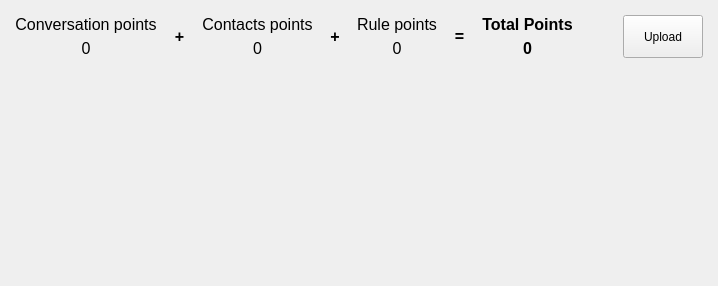
First picture: the form in src/chatbot/front-end/scorewidget.ui, repository lvklabs/chatbot, before the edit.
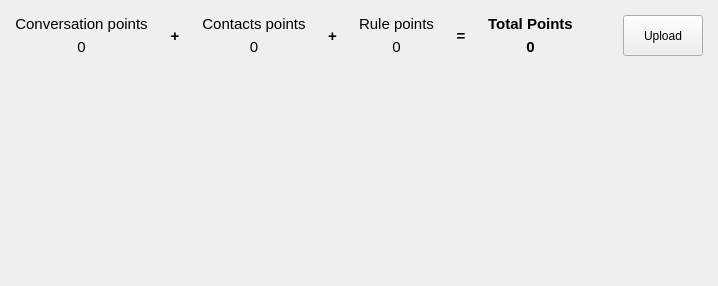
Second picture: the form after the edit. Icons and pictures are not drawn.

Commit message: New look & feel for 'connect' tab. Decreased font size in ScoreWidget

The edit to the form file:
```diff
--- a/src/chatbot/front-end/scorewidget.ui
+++ b/src/chatbot/front-end/scorewidget.ui
@@ -24,7 +24,7 @@
     <widget class="QLabel" name="convPointsLabel">
      <property name="font">
       <font>
-       <pointsize>12</pointsize>
+       <pointsize>11</pointsize>
        <weight>50</weight>
        <bold>false</bold>
       </font>
@@ -41,7 +41,7 @@
     <widget class="QLabel" name="convPointsValue">
      <property name="font">
       <font>
-       <pointsize>12</pointsize>
+       <pointsize>11</pointsize>
        <weight>50</weight>
        <bold>false</bold>
       </font>
@@ -58,7 +58,7 @@
     <widget class="QLabel" name="labelPlus2">
      <property name="font">
       <font>
-       <pointsize>12</pointsize>
+       <pointsize>11</pointsize>
        <weight>75</weight>
        <bold>true</bold>
       </font>
@@ -75,7 +75,7 @@
     <widget class="QLabel" name="labelEq">
      <property name="font">
       <font>
-       <pointsize>12</pointsize>
+       <pointsize>11</pointsize>
        <weight>75</weight>
        <bold>true</bold>
       </font>
@@ -92,7 +92,7 @@
     <widget class="QLabel" name="totalPointsLabel">
      <property name="font">
       <font>
-       <pointsize>12</pointsize>
+       <pointsize>11</pointsize>
        <weight>75</weight>
        <bold>true</bold>
       </font>
@@ -109,7 +109,7 @@
     <widget class="QLabel" name="totalPointsValue">
      <property name="font">
       <font>
-       <pointsize>12</pointsize>
+       <pointsize>11</pointsize>
        <weight>75</weight>
        <bold>true</bold>
       </font>
@@ -171,7 +171,7 @@
     <widget class="QLabel" name="rulePointsLabel">
      <property name="font">
       <font>
-       <pointsize>12</pointsize>
+       <pointsize>11</pointsize>
        <weight>50</weight>
        <bold>false</bold>
       </font>
@@ -188,7 +188,7 @@
     <widget class="QLabel" name="contactsPointsLabel">
      <property name="font">
       <font>
-       <pointsize>12</pointsize>
+       <pointsize>11</pointsize>
        <weight>50</weight>
        <bold>false</bold>
       </font>
@@ -205,7 +205,7 @@
     <widget class="QLabel" name="contactsPointsValue">
      <property name="font">
       <font>
-       <pointsize>12</pointsize>
+       <pointsize>11</pointsize>
        <weight>50</weight>
        <bold>false</bold>
       </font>
@@ -222,7 +222,7 @@
     <widget class="QLabel" name="labelPlus1">
      <property name="font">
       <font>
-       <pointsize>12</pointsize>
+       <pointsize>11</pointsize>
        <weight>75</weight>
        <bold>true</bold>
       </font>
@@ -252,7 +252,7 @@
     <widget class="QLabel" name="rulePointsValue">
      <property name="font">
       <font>
-       <pointsize>12</pointsize>
+       <pointsize>11</pointsize>
        <weight>50</weight>
        <bold>false</bold>
       </font>
```
The commit also changes 1 other file.
